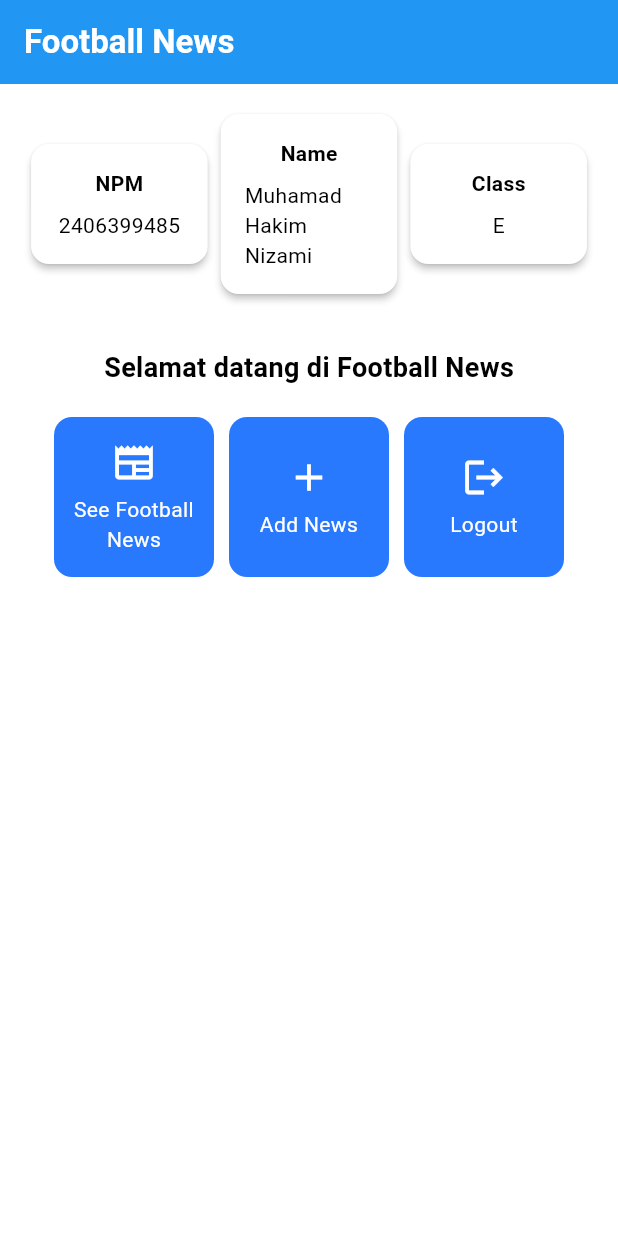
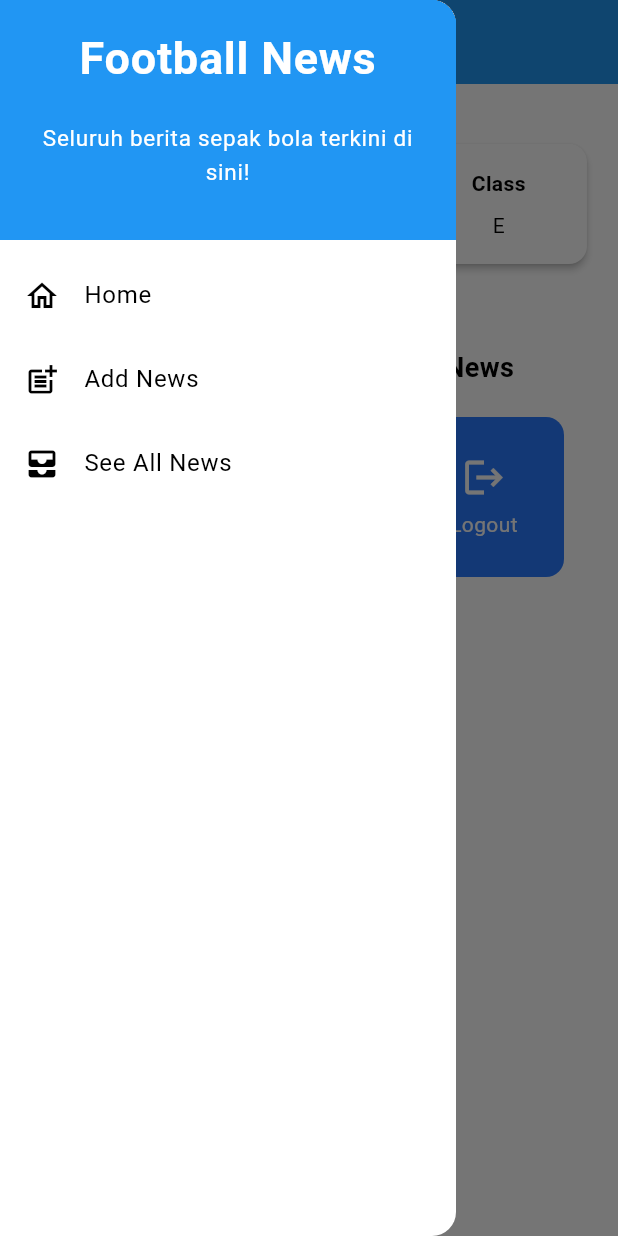
Before and after one commit to kimnzh/football-news-mobile, a Flutter app: the screen it shows after launch, with the side drawer open (before the commit the screen has no drawer), on a phone screen of 412 x 824 dp. Run offline on Flutter 3.47's test engine with Material 3 defaults, Android fonts, the phone set to English and light mode, and no system bars.

Commit message:
Tutorial 7 Selesai

```diff
--- a/lib/menu.dart
+++ b/lib/menu.dart
@@ -1,4 +1,5 @@
 import 'package:flutter/material.dart';
+import 'package:football_news/widgets/left_drawer.dart';
 
 class MyHomePage extends StatelessWidget {
   MyHomePage({super.key}); //sudah ada pada code sebelumnya
@@ -85,6 +86,7 @@ class MyHomePage extends StatelessWidget {
           ],
         ),
       ),
+      drawer: LeftDrawer(),
     );
   }
 }
--- /dev/null
+++ b/lib/widgets/left_drawer.dart
@@ -0,0 +1,75 @@
+import 'package:flutter/material.dart';
+import 'package:football_news/menu.dart';
+import 'package:football_news/newslist_form.dart';
+
+class LeftDrawer extends StatelessWidget {
+  const LeftDrawer({super.key});
+
+  @override
+  Widget build(BuildContext context) {
+    return Drawer(
+      child: ListView(
+        children: [
+          const DrawerHeader(
+            decoration: BoxDecoration(color: Colors.blue),
+            child: Column(
+              children: [
+                Text(
+                  'Football News',
+                  textAlign: TextAlign.center,
+                  style: TextStyle(
+                    fontSize: 30,
+                    fontWeight: FontWeight.bold,
+                    color: Colors.white,
+                  ),
+                ),
+                Padding(padding: EdgeInsets.all(10)),
+                Text(
+                  "Seluruh berita sepak bola terkini di sini!",
+                  textAlign: TextAlign.center,
+                  style: TextStyle(
+                    fontSize: 15,
+                    fontWeight: FontWeight.normal,
+                    color: Colors.white,
+                  ),
+                ),
+              ],
+            ),
+          ),
+          ListTile(
+            leading: const Icon(Icons.home_outlined),
+            title: const Text('Home'),
+            onTap: () {
+              Navigator.pushReplacement(
+                context,
+                MaterialPageRoute(builder: (context) => MyHomePage()),
+              );
+            },
+          ),
+          ListTile(
+            leading: const Icon(Icons.post_add),
+            title: const Text('Add News'),
+            // Bagian redirection ke NewsFormPage
+            onTap: () {
+              Navigator.pushReplacement(
+                context,
+                MaterialPageRoute(builder: (context) => NewsFormPage()),
+              );
+            },
+          ),
+          ListTile(
+            leading: const Icon(Icons.all_inbox),
+            title: const Text('See All News'),
+            // Bagian redirection ke SeeAllNews
+            onTap: () {
+              Navigator.pushReplacement(
+                context,
+                MaterialPageRoute(builder: (context) => Placeholder()),
+              );
+            },
+          ),
+        ],
+      ),
+    );
+  }
+}
```
Also changed, not shown: lib/newslist_form.dart (added, +209 -0 lines).
